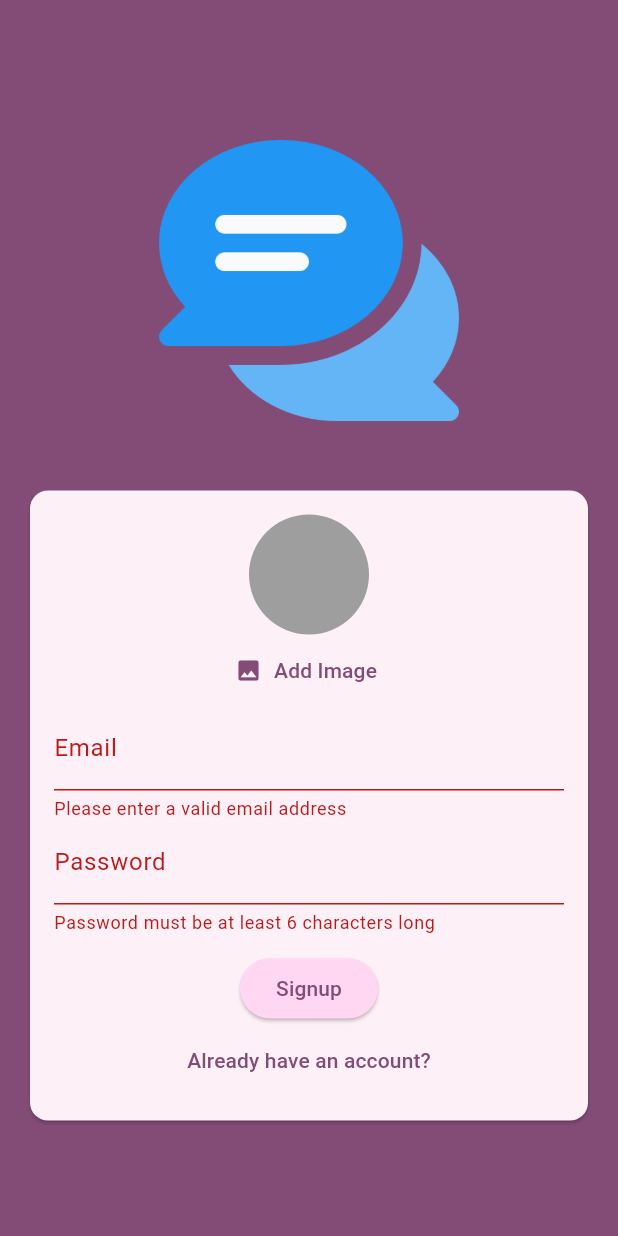
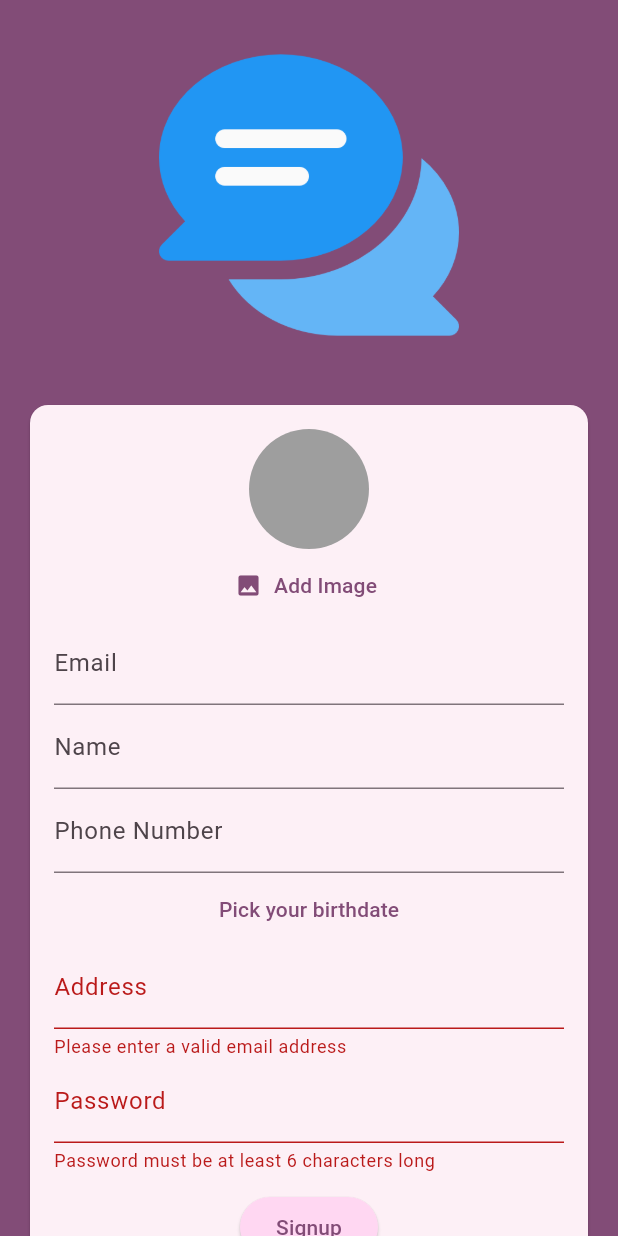
Before and after one commit to islam-ahsanul/connectly, a Flutter app: the screen it shows after launch, after a tap on "Login", after a tap on "Create new account", on a phone screen of 412 x 824 dp. Run offline on Flutter 3.47's test engine with Material 3 defaults, Android fonts, the phone set to English and light mode, and no system bars; our stand-ins replace cloud_firestore, firebase_auth, firebase_core, firebase_storage, image_picker; accounts and stored records are empty.

```diff
--- a/lib/views/screens/auth_screen.dart
+++ b/lib/views/screens/auth_screen.dart
@@ -1,9 +1,11 @@
 import 'dart:io';
 
+import 'package:cloud_firestore/cloud_firestore.dart';
 import 'package:connectly/views/widgets/user_image_picker.dart';
 import 'package:firebase_storage/firebase_storage.dart';
 import 'package:flutter/material.dart';
 import 'package:firebase_auth/firebase_auth.dart';
+import 'package:intl/intl.dart';
 
 final _firebase = FirebaseAuth.instance;
 
@@ -19,6 +21,10 @@ class _AuthScreenState extends State<AuthScreen> {
 
   var _enteredEmail = '';
   var _enteredPassword = '';
+  var _enteredName = '';
+  var _enteredPhoneNumber = '';
+  var _enteredBirthdate; // DateTime type
+  var _enteredAddress = '';
   var _isLogin = true;
   File? _selectedImage;
   var _isAuthenticating = false;
@@ -56,6 +62,20 @@ class _AuthScreenState extends State<AuthScreen> {
         await imageStorageRef.putFile(_selectedImage!);
         final imageUrl = await imageStorageRef.getDownloadURL();
         print(imageUrl);
+        if (!_isLogin) {
+          final user = userCredentials.user;
+          if (user != null) {
+            final firestore = FirebaseFirestore.instance;
+            await firestore.collection('users').doc(user.uid).set({
+              'name': _enteredName,
+              'email': _enteredEmail,
+              'phoneNumber': _enteredPhoneNumber,
+              'birthdate': _enteredBirthdate?.toIso8601String(), // handle null
+              'address': _enteredAddress,
+              'profileImageUrl': imageUrl,
+            });
+          }
+        }
       }
     } on FirebaseAuthException catch (error) {
       ScaffoldMessenger.of(context).clearSnackBars();
@@ -123,6 +143,66 @@ class _AuthScreenState extends State<AuthScreen> {
                                 _enteredEmail = value!;
                               },
                             ),
+                            if (!_isLogin)
+                              TextFormField(
+                                decoration:
+                                    const InputDecoration(labelText: 'Name'),
+                                validator: (value) {
+                                  if (value == null || value.trim().isEmpty) {
+                                    return 'Please enter a name';
+                                  }
+                                  return null;
+                                },
+                                onSaved: (value) {
+                                  _enteredName = value!;
+                                },
+                              ),
+                            if (!_isLogin)
+                              TextFormField(
+                                decoration: const InputDecoration(
+                                    labelText: 'Phone Number'),
+                                keyboardType: TextInputType.phone,
+                                validator: (value) {
+                                  if (value == null ||
+                                      value.trim().isEmpty ||
+                                      value.length < 11) {
+                                    return 'Please enter a valid phone number';
+                                  }
+                                  return null;
+                                },
+                                onSaved: (value) {
+                                  _enteredPhoneNumber = value ?? '';
+                                },
+                              ),
+                            if (!_isLogin)
+                              TextButton(
+                                onPressed: () async {
+                                  final DateTime? picked = await showDatePicker(
+                                    context: context,
+                                    initialDate: DateTime.now(),
+                                    firstDate: DateTime(1900),
+                                    lastDate: DateTime.now(),
+                                  );
+                                  if (picked != null &&
+                                      picked != _enteredBirthdate) {
+                                    setState(() {
+                                      _enteredBirthdate = picked;
+                                    });
+                                  }
+                                },
+                                child: Text(_enteredBirthdate == null
+                                    ? 'Pick your birthdate'
+                                    : 'Birthdate: ${DateFormat('yyyy-MM-dd').format(_enteredBirthdate!)}'),
+                              ),
+                            if (!_isLogin)
+                              TextFormField(
+                                decoration:
+                                    const InputDecoration(labelText: 'Address'),
+                                keyboardType: TextInputType.streetAddress,
+                                onSaved: (value) {
+                                  _enteredAddress = value ?? '';
+                                },
+                              ),
                             TextFormField(
                               decoration: const InputDecoration(
                                 labelText: 'Password',
--- a/pubspec.yaml
+++ b/pubspec.yaml
@@ -38,6 +38,8 @@ dependencies:
   firebase_auth: ^4.15.0
   firebase_storage: ^11.5.3
   image_picker: ^1.0.4
+  cloud_firestore: ^4.13.4
+  intl: ^0.19.0
 
 dev_dependencies:
   flutter_test:
```
Also changed, not shown: pubspec.lock, 4 other files.
